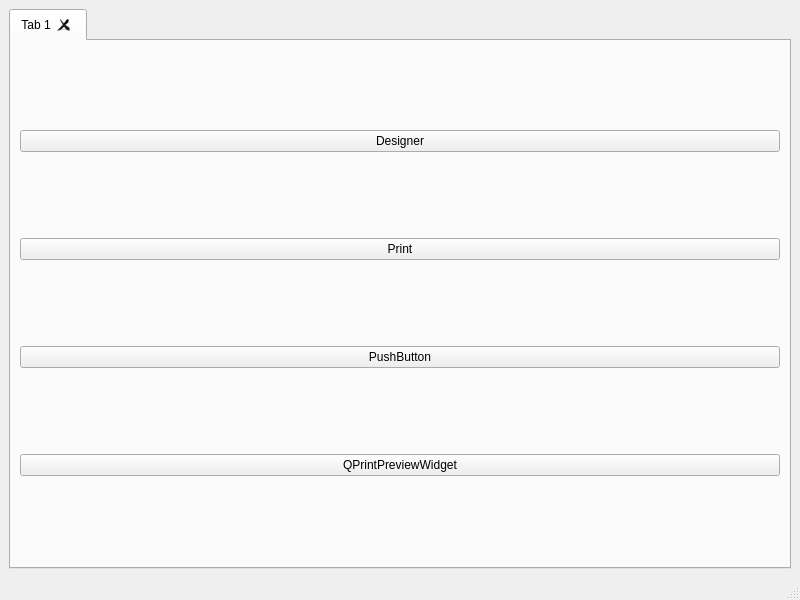
First picture: the form in demo_snap/mainwindow.ui, repository solderercb/LimeReport, before the edit.
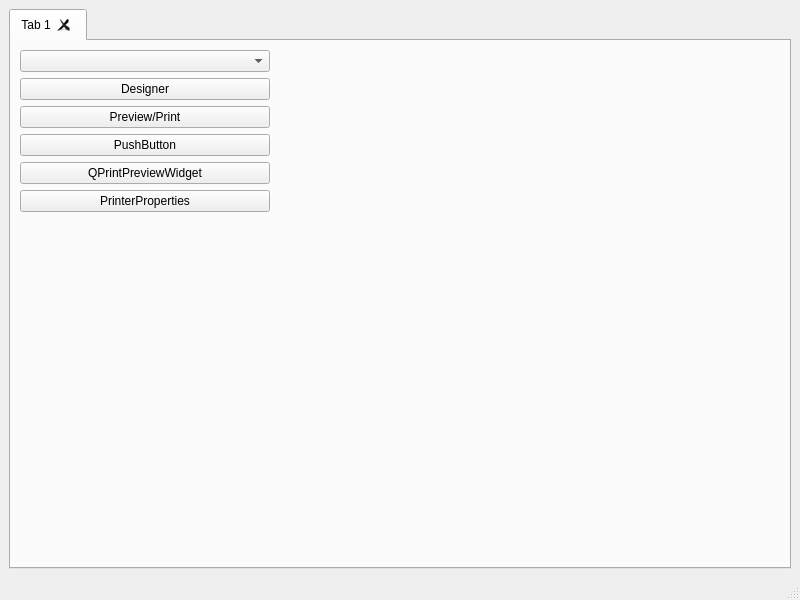
Second picture: the form after the edit.

What changed in the file:
```diff
--- a/demo_snap/mainwindow.ui
+++ b/demo_snap/mainwindow.ui
@@ -25,33 +25,73 @@
         <string>Tab 1</string>
        </attribute>
        <layout class="QGridLayout" name="gridLayout_2">
-        <item row="1" column="0">
-         <widget class="QPushButton" name="pushButton_2">
-          <property name="text">
-           <string>Print</string>
-          </property>
-         </widget>
-        </item>
+        <item row="0" column="0">
+         <layout class="QGridLayout" name="gridLayout_3" columnminimumwidth="250,0">
         <item row="2" column="0">
+           <widget class="QPushButton" name="pushButton_2">
+            <property name="text">
+             <string>Preview/Print</string>
+            </property>
+           </widget>
+          </item>
+          <item row="3" column="0">
          <widget class="QPushButton" name="pushButton_3">
           <property name="text">
            <string>PushButton</string>
           </property>
          </widget>
         </item>
-        <item row="0" column="0">
+          <item row="1" column="0">
          <widget class="QPushButton" name="pushButton">
           <property name="text">
            <string>Designer</string>
           </property>
          </widget>
         </item>
-        <item row="3" column="0">
+          <item row="4" column="0">
          <widget class="QPushButton" name="pushButton_4">
           <property name="text">
            <string>QPrintPreviewWidget</string>
           </property>
          </widget>
+          </item>
+          <item row="6" column="0">
+           <spacer name="verticalSpacer">
+            <property name="orientation">
+             <enum>Qt::Vertical</enum>
+            </property>
+            <property name="sizeHint" stdset="0">
+             <size>
+              <width>20</width>
+              <height>40</height>
+             </size>
+            </property>
+           </spacer>
+          </item>
+          <item row="0" column="0">
+           <widget class="QComboBox" name="comboBox"/>
+          </item>
+          <item row="0" column="1">
+           <spacer name="horizontalSpacer">
+            <property name="orientation">
+             <enum>Qt::Horizontal</enum>
+            </property>
+            <property name="sizeHint" stdset="0">
+             <size>
+              <width>40</width>
+              <height>20</height>
+             </size>
+            </property>
+           </spacer>
+          </item>
+          <item row="5" column="0">
+           <widget class="QPushButton" name="pushButton_5">
+            <property name="text">
+             <string>PrinterProperties</string>
+            </property>
+           </widget>
+          </item>
+         </layout>
         </item>
        </layout>
       </widget>
```
Lines whose indentation alone changed are shown as unchanged.
